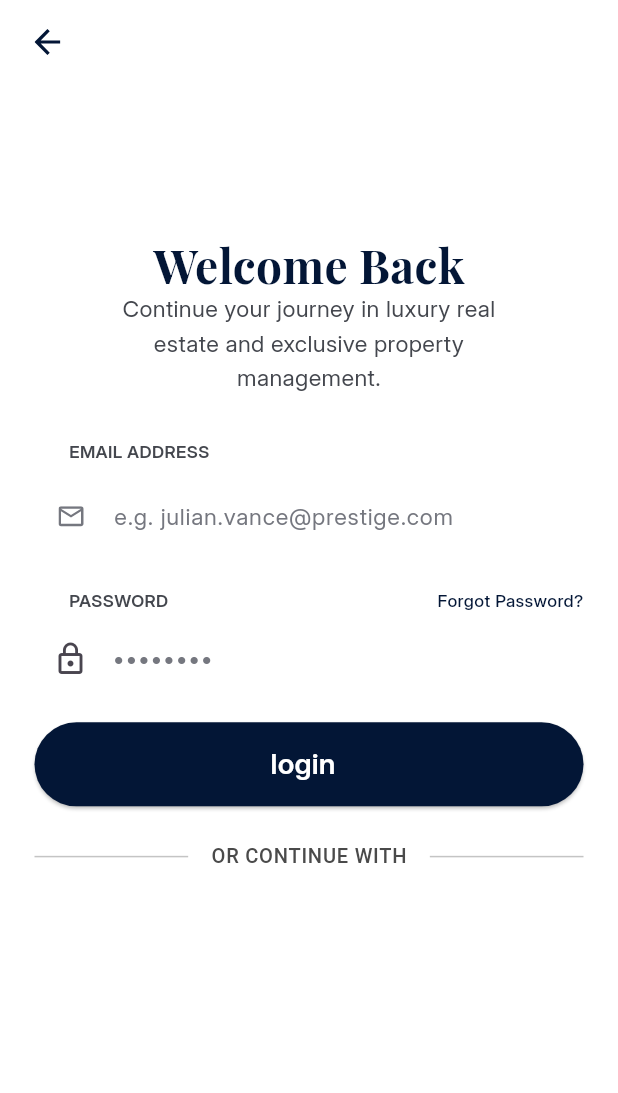
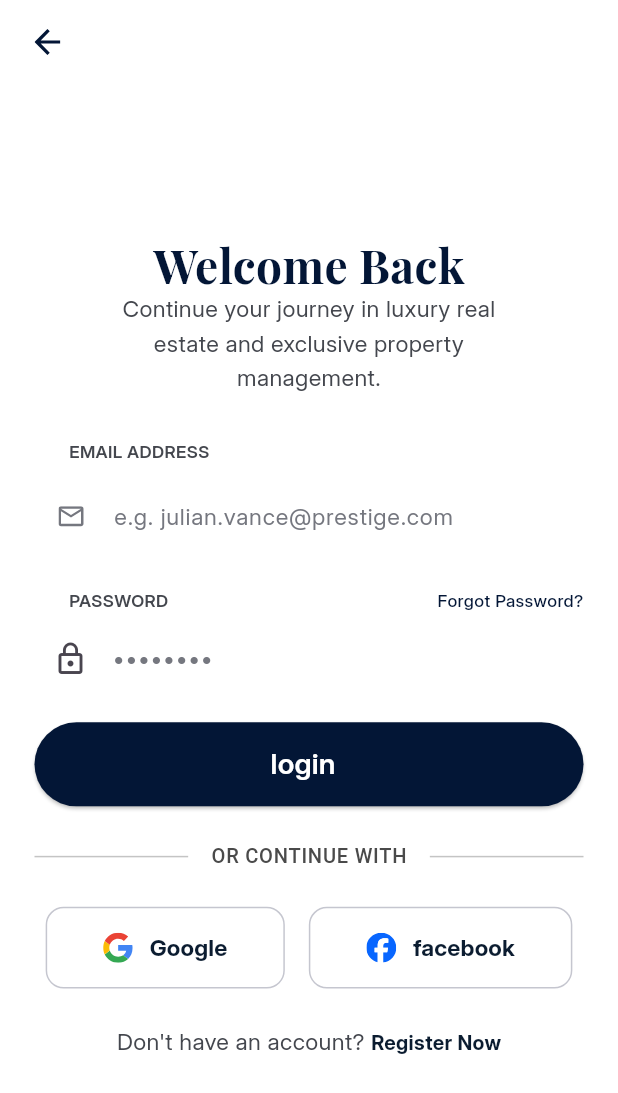
Before and after one commit to menaramdan/aurastate, a Flutter app: the LogInScreen screen opened by its route, on a phone screen of 412 x 824 dp. Shown: the top 1093 px of the screen. Run offline on Flutter 3.47's test engine with Material 3 defaults, Android fonts, the phone set to English and light mode, and no system bars; our stand-ins replace bloc, flutter_svg, go_router, smooth_page_indicator; project files that could hold a hidden picture were left out.

Commit message:
feat: add social media login buttons and enhance UI with new components and transitions

```diff
--- /dev/null
+++ b/devtools_options.yaml
@@ -0,0 +1,3 @@
+description: This file stores settings for Dart & Flutter DevTools.
+documentation: https://docs.flutter.dev/tools/devtools/extensions#configure-extension-enablement-states
+extensions:
--- a/lib/core/constants/text.dart
+++ b/lib/core/constants/text.dart
@@ -14,4 +14,6 @@ abstract class AppText {
   static final String password = 'PASSWORD';
   static final String emailaddress = 'e.g. julian.vance@prestige.com';
   static final String passwordtext = '••••••••';
+  static final String google = 'Google';
+  static final String facebook = 'facebook';
 }
--- a/lib/core/routes/router.dart
+++ b/lib/core/routes/router.dart
@@ -1,9 +1,12 @@
+import 'dart:ui';
+
 import 'package:aurastate/core/routes/app_routes.dart';
 import 'package:aurastate/features/Auth/presentation/screens/log_in_screen.dart';
 import 'package:aurastate/features/Auth/presentation/screens/sign_up_screen.dart';
 import 'package:aurastate/features/splash/presentation/screens/Splash_screen.dart';
 import 'package:aurastate/features/splash/presentation/screens/onboarding_screen.dart';
 import 'package:aurastate/features/splash/presentation/screens/welcome_screen.dart';
+import 'package:flutter/material.dart';
 import 'package:go_router/go_router.dart';
 
 abstract class AppRouter {
@@ -15,7 +18,32 @@ abstract class AppRouter {
       ),
       GoRoute(
         path: AppRoutes.loginScreen,
-        builder: (context, state) => const LogInScreen(),
+        pageBuilder: (context, state) {
+          return CustomTransitionPage(
+            key: state.pageKey,
+            child: const LogInScreen(),
+            transitionDuration: const Duration(
+              milliseconds: 800,
+            ), // بطيئة عشان تلاحظها
+            reverseTransitionDuration: const Duration(milliseconds: 800),
+            transitionsBuilder:
+                (context, animation, secondaryAnimation, child) {
+                  const begin = Offset(-1.0, 0.0);
+                  const end = Offset.zero;
+                  const curve = Curves.linear;
+
+                  final tween = Tween(
+                    begin: begin,
+                    end: end,
+                  ).chain(CurveTween(curve: curve));
+
+                  return SlideTransition(
+                    position: animation.drive(tween),
+                    child: child,
+                  );
+                },
+          );
+        },
       ),
       GoRoute(
         path: AppRoutes.onBoardingScreen,
--- a/lib/core/styles/app_text_style.dart
+++ b/lib/core/styles/app_text_style.dart
@@ -24,6 +24,12 @@ abstract class AppTextStyle {
     fontWeight: FontWeight.w400,
     height: 24 / 16,
   );
+  static final interRegular14 = TextStyle(
+    fontFamily: familyInter,
+    fontSize: 14.fs,
+    fontWeight: FontWeight.w400,
+    height: 20 / 14,
+  );
 
   static final intersemibold12 = TextStyle(
     fontFamily: familyInter,
@@ -32,7 +38,7 @@ abstract class AppTextStyle {
     height: 28 / 12,
   );
 
-   static final intersemibold20 = TextStyle(
+  static final intersemibold20 = TextStyle(
     fontFamily: familyInter,
     fontSize: 20.fs,
     fontWeight: FontWeight.w600,
@@ -80,4 +86,11 @@ abstract class AppTextStyle {
     fontWeight: FontWeight.w700,
     height: 32 / 24,
   );
+
+  static final intersemibold16 = TextStyle(
+    fontFamily: familyInter,
+    fontSize: 16.fs,
+    fontWeight: FontWeight.w700,
+    height: 16 / 16,
+  );
 }
--- /dev/null
+++ b/lib/core/utils/page_transitions.dart
@@ -0,0 +1,30 @@
+import 'package:flutter/material.dart';
+
+class SlidePageRoute<T> extends PageRouteBuilder<T> {
+  final Widget page;
+  final bool fromLeft;
+
+  SlidePageRoute({required this.page, this.fromLeft = true})
+    : super(
+        transitionDuration: const Duration(milliseconds: 300),
+        reverseTransitionDuration: const Duration(milliseconds: 300),
+        pageBuilder: (context, animation, secondaryAnimation) => page,
+        transitionsBuilder: (context, animation, secondaryAnimation, child) {
+          final begin = fromLeft
+              ? const Offset(-1.0, 0.0)
+              : const Offset(1.0, 0.0);
+          const end = Offset.zero;
+          const curve = Curves.easeOutCubic;
+
+          final tween = Tween(
+            begin: begin,
+            end: end,
+          ).chain(CurveTween(curve: curve));
+
+          return SlideTransition(
+            position: animation.drive(tween),
+            child: child,
+          );
+        },
+      );
+}
--- /dev/null
+++ b/lib/features/Auth/presentation/widgets/log_in_screen_widgets/asking_for_account.dart
@@ -0,0 +1,31 @@
+import 'package:aurastate/core/styles/app_colors.dart';
+import 'package:aurastate/core/styles/app_text_style.dart';
+import 'package:flutter/gestures.dart';
+import 'package:flutter/material.dart';
+
+class AskingForAccount extends StatelessWidget {
+  const AskingForAccount({super.key});
+
+  @override
+  Widget build(BuildContext context) {
+    return Text.rich(
+      TextSpan(
+        text: "Don't have an account? ",
+        style: AppTextStyle.interRegular16.copyWith(
+          color: AppColors.gray2,
+          fontWeight: FontWeight.normal,
+        ),
+        children: [
+          TextSpan(
+            text: 'Register Now',
+            style: AppTextStyle.interRegular14.copyWith(
+              color: AppColors.darkcolor,
+              fontWeight: FontWeight.bold,
+            ),
+            recognizer: TapGestureRecognizer()..onTap = () {},
+          ),
+        ],
+      ),
+    );
+  }
+}
--- a/lib/features/Auth/presentation/widgets/log_in_screen_widgets/login_body.dart
+++ b/lib/features/Auth/presentation/widgets/log_in_screen_widgets/login_body.dart
@@ -5,7 +5,9 @@ import 'package:aurastate/core/styles/app_colors.dart';
 import 'package:aurastate/core/styles/app_text_style.dart';
 import 'package:aurastate/core/widgets/custom_button.dart';
 import 'package:aurastate/features/Auth/presentation/widgets/log_in_screen_widgets/PasswordAndForgetPassword.dart';
+import 'package:aurastate/features/Auth/presentation/widgets/log_in_screen_widgets/asking_for_account.dart';
 import 'package:aurastate/features/Auth/presentation/widgets/log_in_screen_widgets/custom_text_field.dart';
+import 'package:aurastate/features/Auth/presentation/widgets/log_in_screen_widgets/social_media_buttons.dart';
 import 'package:aurastate/features/Auth/presentation/widgets/log_in_screen_widgets/text_driver.dart';
 import 'package:flutter/material.dart';
 import 'package:flutter_svg/svg.dart';
@@ -87,6 +89,24 @@ class _LoginBodyState extends State<LoginBody> {
               ),
               SizedBox(height: 24),
               TextDriver(),
+              SizedBox(height: 24),
+              Row(
+                mainAxisAlignment: MainAxisAlignment.center,
+                children: [
+                  SocialMediaButtons(
+                    icon: SvgPicture.asset(AppIcons.googleicon),
+                    text: AppText.google,
+                  ),
+                  SizedBox(width: 16),
+                  SocialMediaButtons(
+                    icon: SvgPicture.asset(AppIcons.facebookicon),
+                    text: AppText.facebook,
+                  ),
+                ],
+              ),
+
+              SizedBox(height: 24),
+              AskingForAccount(),
             ],
           ),
         ),
--- /dev/null
+++ b/lib/features/Auth/presentation/widgets/log_in_screen_widgets/social_Media.dart
@@ -0,0 +1,27 @@
+import 'package:aurastate/core/styles/app_colors.dart';
+import 'package:aurastate/core/styles/app_text_style.dart';
+import 'package:flutter/material.dart';
+
+class SocialMedia extends StatelessWidget {
+  const SocialMedia({super.key, required this.icon, required this.text});
+
+  final Widget icon;
+  final String text;
+
+  @override
+  Widget build(BuildContext context) {
+    return Row(
+      mainAxisSize: MainAxisSize.min,
+      children: [
+        icon,
+        SizedBox(width: 11),
+        Text(
+          text,
+          style: AppTextStyle.intersemibold16.copyWith(
+            color: AppColors.darkcolor,
+          ),
+        ),
+      ],
+    );
+  }
+}
--- a/lib/features/Auth/presentation/widgets/log_in_screen_widgets/social_media_buttons.dart
+++ b/lib/features/Auth/presentation/widgets/log_in_screen_widgets/social_media_buttons.dart
@@ -1,6 +1,6 @@
 import 'package:aurastate/core/responsive/responsive_extensions.dart';
 import 'package:aurastate/core/styles/app_colors.dart';
-import 'package:aurastate/core/styles/app_text_style.dart';
+import 'package:aurastate/features/Auth/presentation/widgets/log_in_screen_widgets/social_Media.dart';
 import 'package:flutter/material.dart';
 
 class SocialMediaButtons extends StatelessWidget {
@@ -15,27 +15,16 @@ class SocialMediaButtons extends StatelessWidget {
   final String text;
   @override
   Widget build(BuildContext context) {
-    return ElevatedButton(
+    return OutlinedButton(
       onPressed: onPressed,
-      style: ElevatedButton.styleFrom(
-        backgroundColor: AppColors.white,
-        elevation: 0,
-        padding: EdgeInsets.symmetric(horizontal: 44.p, vertical: 12.p),
+      style: OutlinedButton.styleFrom(
+        backgroundColor: Colors.white,
+        surfaceTintColor: Colors.transparent,
+        padding: EdgeInsets.symmetric(horizontal: 40.p, vertical: 18.p),
         side: BorderSide(color: AppColors.coolLightGray),
         shape: RoundedRectangleBorder(borderRadius: BorderRadius.circular(12)),
       ),
-      child: Row(
-        children: [
-          icon,
-          SizedBox(width: 11),
-          Text(
-            text,
-            style: AppTextStyle.intersemibold12.copyWith(
-              color: AppColors.darkcolor,
-            ),
-          ),
-        ],
-      ),
+      child: SocialMedia(icon: icon, text: text),
     );
   }
 }
```
